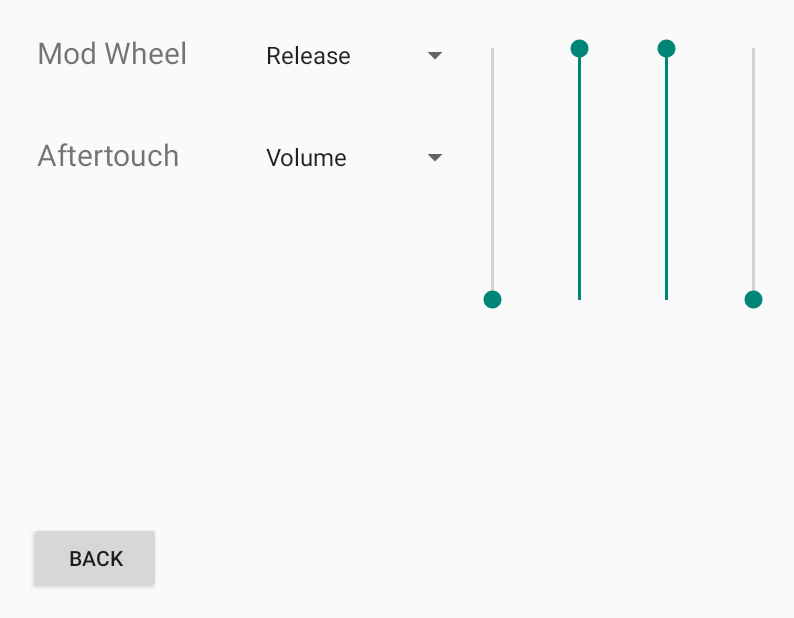
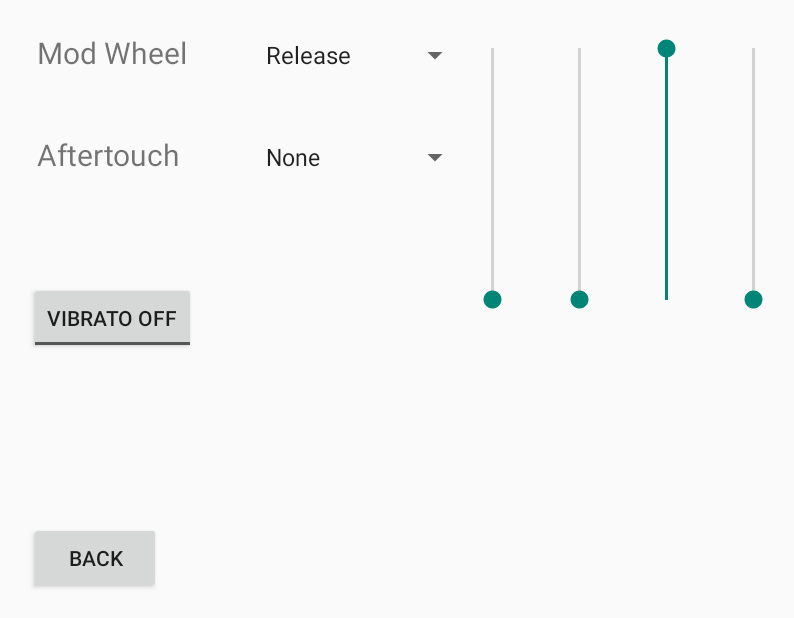
Before and after one commit to Jorendb9/piano-app, an Android app: the MainActivity screen opened directly, with no data from a screen before it, after a tap on "FX", on a phone screen of 824 x 412 dp (held sideways). Shown: the whole screen, without its empty margins (67-861 px from the left). Run offline under Robolectric (Android 15) with nearby library versions, the phone set to English and light mode, and no system bars.

Commit message:
Feature-complete Beta with LFO vibrato

```diff
--- a/app/src/main/java/nl/mprog/pianoapp/FXActivity.java
+++ b/app/src/main/java/nl/mprog/pianoapp/FXActivity.java
@@ -19,8 +19,9 @@ public class FXActivity extends ActionBarActivity {
 
     private String afterTouch, modWheel;
     private Spinner spinnerAft, spinnerMod;
-    private int release, attack, decay, sustain;
+    private int release = 0, attack = 0, decay = 0, sustain = 700;
     VerticalSeekBar attackBar, decayBar, sustainBar, releaseBar;
+    private boolean vibrato = false;
     TextView seekBarValue;
 
 
@@ -50,7 +51,6 @@ public class FXActivity extends ActionBarActivity {
         decayBar.setMax(5000);
         sustainBar.setMax(700);
         releaseBar.setMax(5000);
-        decayBar.setProgress(decayBar.getMax());
         sustainBar.setProgress(sustainBar.getMax());
         seekBarSetup(attackBar);
         seekBarSetup(decayBar);
@@ -128,8 +128,15 @@ public class FXActivity extends ActionBarActivity {
         returnIntent.putExtra("release", release);
         returnIntent.putExtra("afterTouch",afterTouch);
         returnIntent.putExtra("modWheel",modWheel);
+        returnIntent.putExtra("vibrato", vibrato);
         setResult(RESULT_OK,returnIntent);
         finish();
+    }
+
+    public void onToggleClicked(View view)
+    {
+        // Is the toggle on?
+        vibrato = ((ToggleButton) view).isChecked();
     }
 
     @Override
--- a/app/src/main/java/nl/mprog/pianoapp/MainActivity.java
+++ b/app/src/main/java/nl/mprog/pianoapp/MainActivity.java
@@ -28,9 +28,10 @@ import java.util.HashMap;
 public class MainActivity extends Activity implements View.OnTouchListener {
 
     private Button buttonC2, buttonCSharp2, buttonD2, buttonDSharp2, buttonE2, buttonF2, buttonFSharp2, buttonG2, buttonGSharp2, buttonA2, buttonASharp2, buttonB2, buttonC3, buttonCSharp3, buttonD3, buttonDSharp3, buttonE3, buttonF3, buttonFSharp3, buttonG3, buttonGSharp3, buttonA3, buttonASharp3, buttonB3, buttonC4;
-    private String aftSelect = "Off", modSelect = "Decay";
-    private int releaseTime = 0, attackTime = 1000, decayTime = 1000;
-    private float sustain = 0.2f;
+    private String aftSelect = "None", modSelect = "Release";
+    private int releaseTime = 0, attackTime = 0, decayTime = 0;
+    private float sustain = 0.5f;
+    private boolean vibrato = false;
     private static final int SEEKBAR_MIN = 1, SEEKBAR_MAX = 5000;
     private static final double LOG_MIN = 0.0, LOG_MAX = 3.69897;
     public static String PACKAGE_NAME, TAG = "Main";
@@ -40,7 +41,7 @@ public class MainActivity extends Activity implements View.OnTouchListener {
     private SoundBank soundBank;
     private SoundPool soundPool;
     private Note c2, cSharp2, d2, dSharp2, e2, f2, fSharp2, g2, gSharp2, a2, aSharp2, b2, c3, cSharp3, d3, dSharp3, e3, f3, fSharp3, g3, gSharp3, a3, aSharp3, b3, c4;
-
+    private LowFrequencyOscillator lfo;
 
 
 
@@ -51,7 +52,9 @@ public class MainActivity extends Activity implements View.OnTouchListener {
         setContentView(R.layout.activity_main);
         PACKAGE_NAME = getApplicationContext().getPackageName();
 
-
+        lfo = new LowFrequencyOscillator();
+        lfo.setIntensity(0.95f, 1.05f);
+        lfo.setRate(120);
         soundBank = new SoundBank(getApplicationContext());
         soundBank.setInstrument("square");
         soundBank.loadSounds(PACKAGE_NAME);
@@ -269,7 +272,6 @@ public class MainActivity extends Activity implements View.OnTouchListener {
         switch (event.getAction())
         {
             case MotionEvent.ACTION_DOWN:
-
                 note.setEnvelope(attackTime, decayTime, sustain, releaseTime);
                 // uses yCoordinates of touch to determine note velocity
                 volume = volumeConverter(event.getY());
@@ -296,7 +298,11 @@ public class MainActivity extends Activity implements View.OnTouchListener {
                 }
                 else
                 {
-                    note.play(sustain);
+                    note.play(volume);
+                }
+                if (vibrato)
+                {
+                    lfo.startVibrato(note);
                 }
                 break;
 
@@ -310,6 +316,10 @@ public class MainActivity extends Activity implements View.OnTouchListener {
             case MotionEvent.ACTION_UP:
 
                 note.getTrigger().setPressed(false);
+                if (vibrato)
+                {
+                    lfo.stopVibrato(note);
+                }
                 // interrupt phases
                 if (note.getPhase().equals("Attack"))
                 {
@@ -341,7 +351,19 @@ public class MainActivity extends Activity implements View.OnTouchListener {
                 releaseTime = (int)(1000 * logScale(data.getIntExtra("release", 0)));
                 attackTime = (int)(1000 * logScale(data.getIntExtra("attack", 0)));
                 decayTime = (int)(1000 * logScale(data.getIntExtra("decay", 0)));
-                sustain = volumeConverter(data.getIntExtra("sustain", 0));
+                sustain = (data.getIntExtra("sustain", 0))/700;
+                Log.d(TAG, "Sustain2 = " + sustain);
+                vibrato = (data.getBooleanExtra("vibrato", false));
+                if (sustain >= 1)
+                {
+                    sustain = 0.99f;
+                }
+                Log.d(TAG, "Sustain2 = " + sustain);
+
+                if ((attackTime > 0 || decayTime > 0) && aftSelect.equals("volume"))
+                {
+                    aftSelect = "Off";
+                }
             }
             if (resultCode == RESULT_CANCELED) {
                 Log.d("1", "no result");
@@ -363,6 +385,15 @@ public class MainActivity extends Activity implements View.OnTouchListener {
         {
             float volume2 = volumeConverter(event.getY());
             note.setVolume(volume2);
+        }
+        else if (aftSelect.equals("Vibrato Intensity"))
+        {
+            float offset = (event.getY())/7000;
+            Log.d(TAG,"offset = " + offset);
+            float lowerBound = 1 - offset;
+            float upperBound = 1 + offset;
+            lfo.setIntensity(lowerBound, upperBound);
+
         }
     }
 
--- a/app/src/main/res/layout/activity_fx.xml
+++ b/app/src/main/res/layout/activity_fx.xml
@@ -112,5 +112,17 @@
         android:layout_alignLeft="@+id/linearLayout2"
         android:layout_alignStart="@+id/linearLayout2" />
 
+    <ToggleButton
+        android:layout_width="wrap_content"
+        android:layout_height="wrap_content"
+        android:text="Vibrato"
+        android:id="@+id/toggleButton"
+        android:textOn="Vibrato on"
+        android:textOff="Vibrato off"
+        android:onClick="onToggleClicked"
+        android:layout_above="@+id/seekBarValue"
+        android:layout_alignParentLeft="true"
+        android:layout_alignParentStart="true" />
+
 
 </RelativeLayout>
--- a/app/src/main/res/values/arrays.xml
+++ b/app/src/main/res/values/arrays.xml
@@ -10,7 +10,9 @@
     </string-array>
 
     <string-array name="afterTouch">
+        <item>None</item>
         <item>Volume</item>
         <item>Pitch</item>
+        <item>Vibrato Intensity</item>
     </string-array>
 </resources>
```
Also changed, not shown: app/src/main/java/nl/mprog/pianoapp/LowFrequencyOscillator.java (+5 -5 lines), app/src/main/java/nl/mprog/pianoapp/Note.java (+1 -7 lines), 2 other files.
